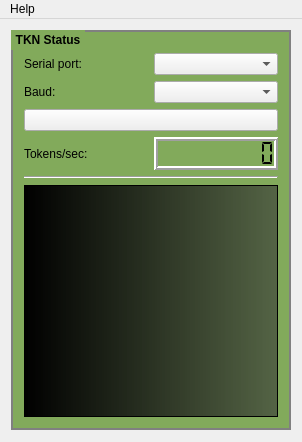
The window that PC/gui/TKN_Window.ui (chrispap/TKN) describes before a commit, drawn with Qt 5.
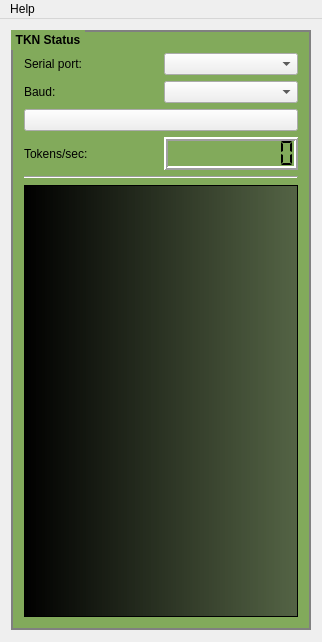
The same window after the commit. Icons and pictures are not drawn.

Commit message: Qt Gui node send file got mutex and semaphore

The edit to the form file:
```diff
--- a/PC/gui/TKN_Window.ui
+++ b/PC/gui/TKN_Window.ui
@@ -6,8 +6,8 @@
    <rect>
     <x>0</x>
     <y>0</y>
-    <width>298</width>
-    <height>442</height>
+    <width>318</width>
+    <height>642</height>
    </rect>
   </property>
   <property name="sizePolicy">
@@ -69,14 +69,14 @@
       </property>
       <property name="minimumSize">
        <size>
-        <width>280</width>
-        <height>400</height>
+        <width>300</width>
+        <height>600</height>
        </size>
       </property>
       <property name="maximumSize">
        <size>
-        <width>280</width>
-        <height>400</height>
+        <width>300</width>
+        <height>600</height>
        </size>
       </property>
       <property name="title">
@@ -186,7 +186,7 @@
     <rect>
      <x>0</x>
      <y>0</y>
-     <width>298</width>
+     <width>318</width>
      <height>24</height>
     </rect>
    </property>
```
The commit also changes 6 other files.
